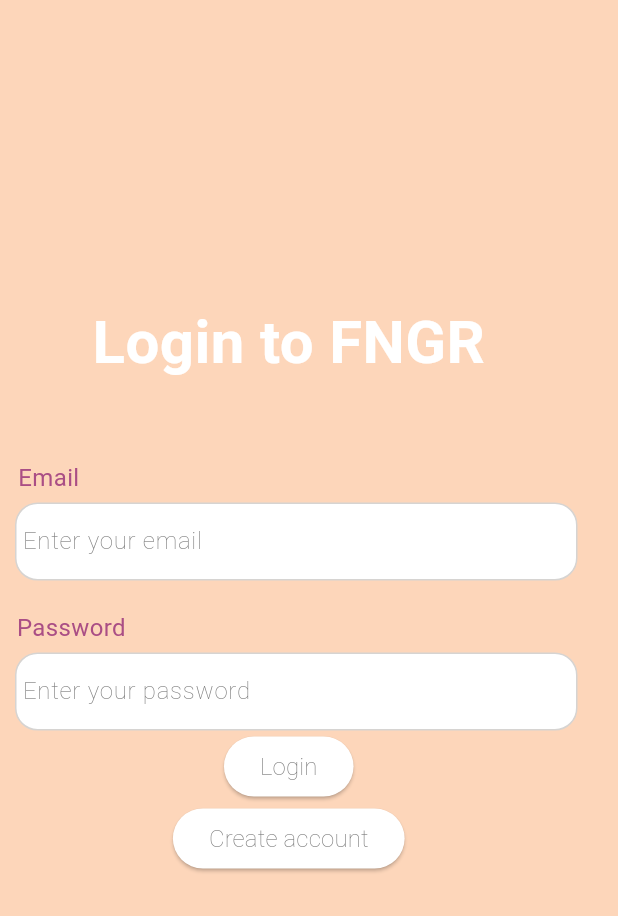
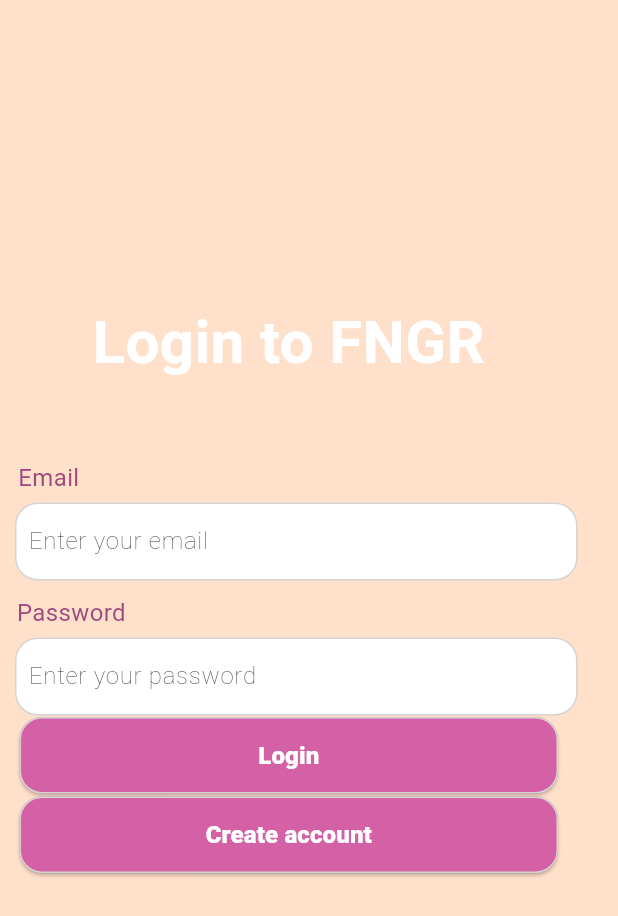
Before and after one commit to mayasaltzman/FNGR, a Flutter app: the screen it shows after launch, on a phone screen of 412 x 824 dp. Shown: the top 916 px of the screen. Run offline on Flutter 3.47's test engine with Material 3 defaults, Android fonts, the phone set to English and light mode, and no system bars; our stand-ins replace auto_size_text, cloud_firestore, firebase_auth, firebase_core, geocoding, geolocator and 2 more; missing offline and left inert: flutter_chat_core, flutter_chat_ui; accounts and stored records are empty; Roboto replaces fonts that are missing (Gilroy-bold).

Commit message:
make login button look like figma

```diff
--- a/lib/pages/auth/login_page.dart
+++ b/lib/pages/auth/login_page.dart
@@ -14,20 +14,35 @@ abstract class ProfileStyles {
       width: 1,
     ));
 
+  static ButtonStyle get buttonStyle => ElevatedButton.styleFrom(
+    backgroundColor: const Color(0xFFD461A6),
+    shape: RoundedRectangleBorder(
+      borderRadius: BorderRadius.circular(15.0),
+      side: const BorderSide(
+        color: Color.fromARGB(255, 214, 212, 210),
+        width: 1,
+      ),
+    ),
+    padding: const EdgeInsets.symmetric(vertical: 14),
+  );
+
   //text styles for headings in boxes
   static TextStyle get boxHeader => const TextStyle(
     fontWeight: FontWeight.bold, color: Color.fromARGB(255, 255, 255, 255), fontSize: 40);
 
-  //text styles for text in boxes
+  //text styles for text above boxes
   static TextStyle get instructionText => const TextStyle(
-    fontWeight: FontWeight.normal, color: Color(0xFFAA4E85), fontSize: 16);
+    fontWeight: FontWeight.normal, color: Color(0xFF9F497D), fontSize: 16);
 
   static TextStyle get boxText => const TextStyle(
-    fontWeight: FontWeight.w200, color: Color.fromARGB(255, 123, 123, 123), fontSize: 16);
+    fontWeight: FontWeight.w200, color: Color(0xFF1F1F1F), fontSize: 16);
+
+  static TextStyle get buttonText => const TextStyle(
+    fontWeight: FontWeight.w900, color: Color.fromARGB(255, 255, 255, 255), fontSize: 16);
 
   static const containerWidth = 375.0;
 
-  static const boxPadding = EdgeInsets.symmetric(vertical: 1, horizontal: 4);
+  static const boxPadding = EdgeInsets.symmetric(vertical: 1, horizontal: 8);
 }
 
 class LoginPage extends StatefulWidget {
@@ -86,7 +101,7 @@ class _LoginState extends State<LoginPage> {
   @override
   Widget build(BuildContext context) {
     return Scaffold(
-      backgroundColor: const Color.fromARGB(255, 253, 214, 186),
+      backgroundColor: const Color(0xFFFFE0CA),
       //body: Center(
         body: SingleChildScrollView(
           child: Column(
@@ -126,7 +141,7 @@ class _LoginState extends State<LoginPage> {
               ),
 
               Padding(
-                padding: const EdgeInsets.only(right: 290.0, top: 20),
+                padding: const EdgeInsets.only(right: 290.0, top: 10),
                 child: Text(
                   "Password",
                   style: ProfileStyles.instructionText,
@@ -152,23 +167,33 @@ class _LoginState extends State<LoginPage> {
                 ),
               ),
 
-              ElevatedButton(
+              Container(
+                padding: ProfileStyles.boxPadding,
+                width: ProfileStyles.containerWidth,
+                child: ElevatedButton(
+                  style: ProfileStyles.buttonStyle,
                   onPressed: isLoading ? null : () {
                     _signIn();
                   },
                   child: Text(
                     "Login",
-                  style: ProfileStyles.boxText,
+                    style: ProfileStyles.buttonText,
+                  ),
                 ),
               ),
 
-              ElevatedButton(
+              Container(
+                padding: ProfileStyles.boxPadding,
+                width: ProfileStyles.containerWidth,
+                child: ElevatedButton(
+                  style: ProfileStyles.buttonStyle,
                   onPressed: () {
                     Navigator.push(context, MaterialPageRoute(builder: (context) => const CreateAccount()));
                   },
                   child: Text(
                     "Create account",
-                  style: ProfileStyles.boxText,
+                    style: ProfileStyles.buttonText,
+                  ),
                 ),
               ),
             ],
```
Lines whose indentation alone changed are shown as unchanged.
